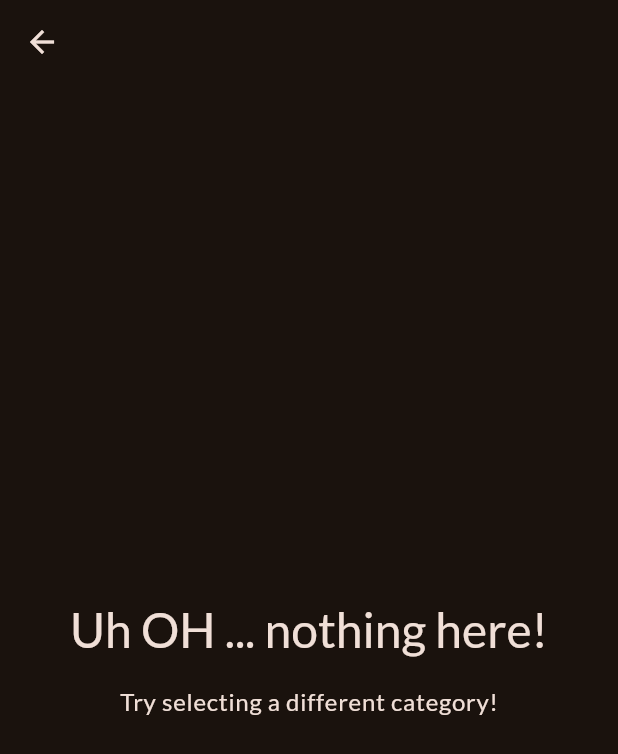
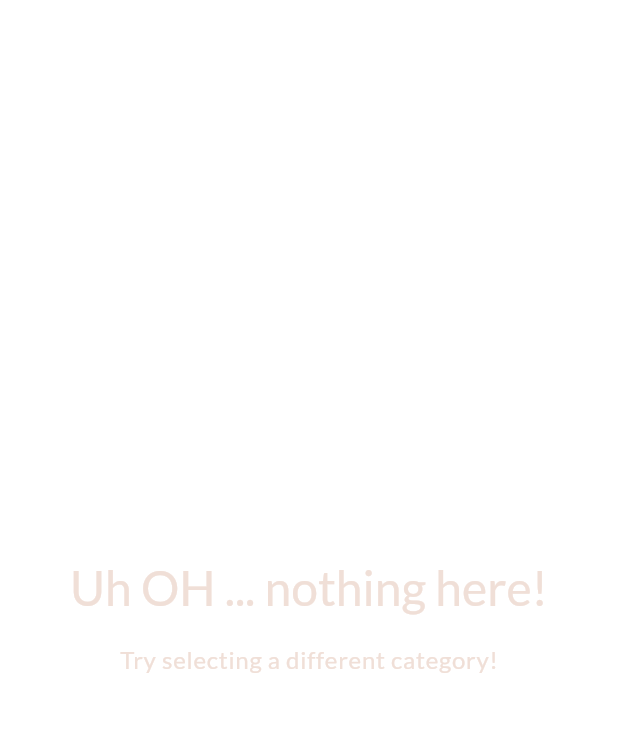
Before and after one commit to Sthabiso10/Meals-App, a Flutter app: the MealsScreen screen opened directly with empty values, on a phone screen of 412 x 824 dp. Shown: the top 754 px of the screen. Run offline on Flutter 3.47's test engine with Material 2 defaults, Android fonts, the phone set to English and light mode, and no system bars; our stand-ins replace google_fonts, transparent_image.

Commit message:
Update meals.dart

```diff
--- a/lib/screens/meals.dart
+++ b/lib/screens/meals.dart
@@ -4,15 +4,23 @@ import 'package:meals_app/widgets/meal_item.dart';
 import '../models/meal.dart';
 
 class MealsScreen extends StatelessWidget {
-  const MealsScreen({super.key, required this.title, required this.meals});
+  const MealsScreen(
+      {super.key,
+      this.title,
+      required this.meals,
+      required this.onToggleFavourite});
 
-  final String title;
+  final String? title;
   final List<Meal> meals;
+  final void Function(Meal meal) onToggleFavourite;
 
   void selectedMealItem(BuildContext context, Meal meal) {
     Navigator.of(context).push(
       MaterialPageRoute(
-        builder: (ctx) => MealDetailsScreen(meal: meal),
+        builder: (ctx) => MealDetailsScreen(
+          meal: meal,
+          onToggleFavourite: onToggleFavourite,
+        ),
       ),
     );
   }
@@ -54,9 +62,13 @@ class MealsScreen extends StatelessWidget {
       );
     }
 
+    if (title == null) {
+      return content;
+    }
+
     return Scaffold(
       appBar: AppBar(
-        title: Text(title),
+        title: Text(title!),
       ),
       body: content,
     );
```
